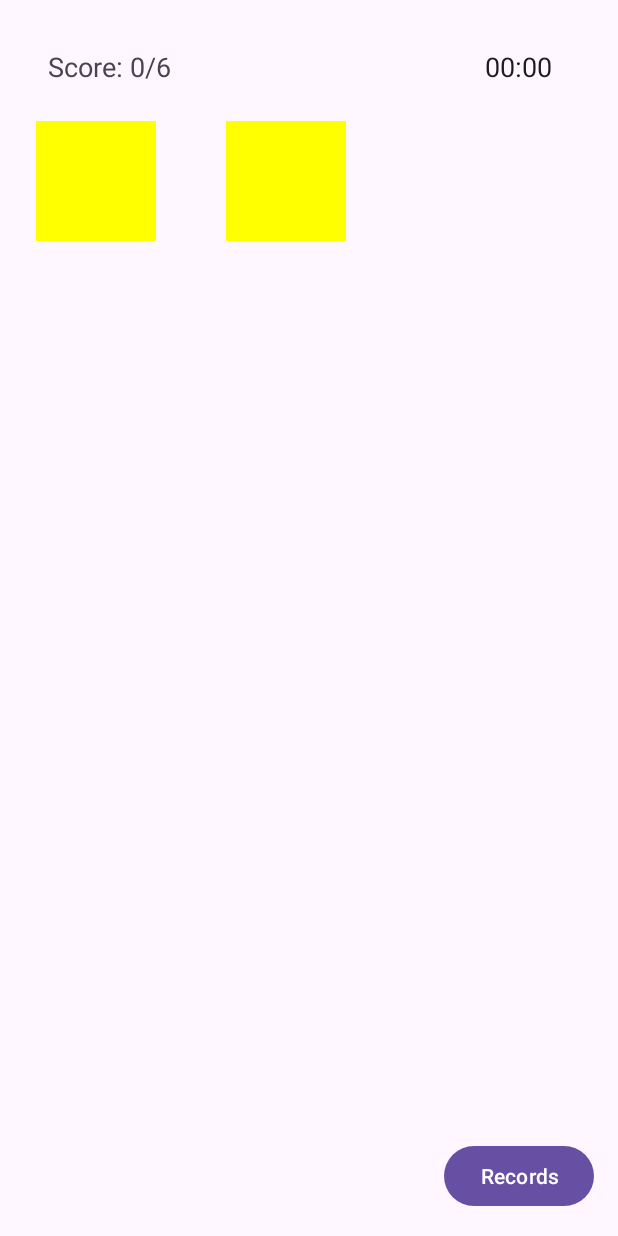
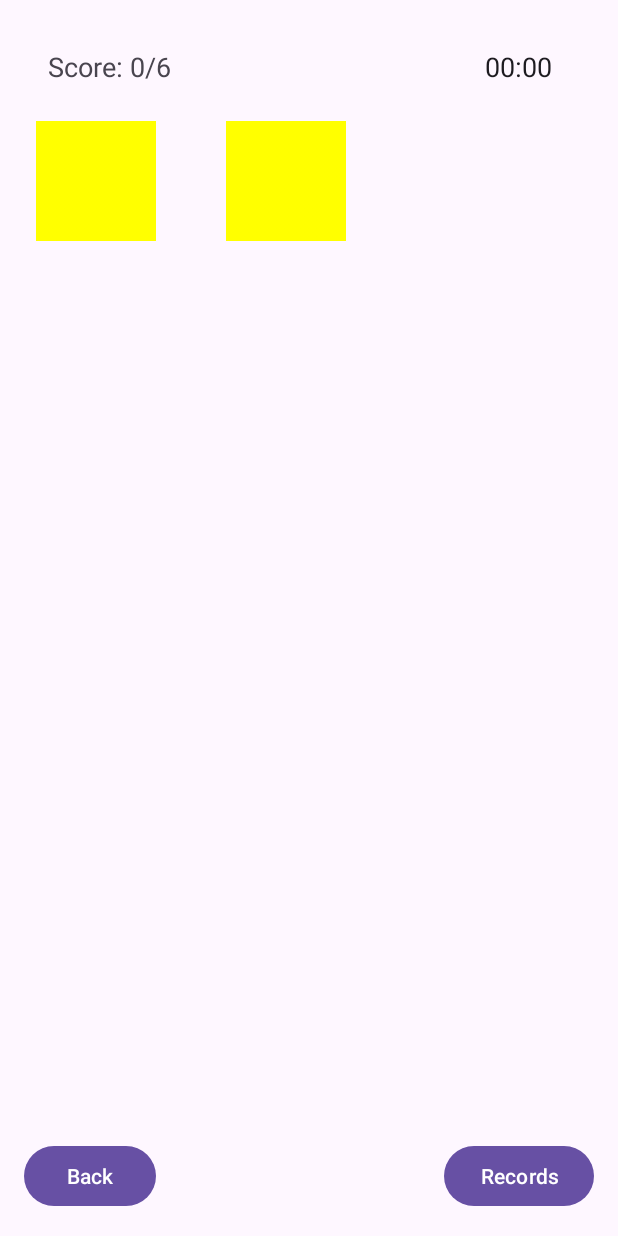
Before and after one commit to charmainethq/Team6_Android_CA, an Android app: the screen it shows after launch (GameActivity), on a phone screen of 412 x 824 dp. Run offline under Robolectric (Android 15) with nearby library versions, the phone set to English and light mode, and no system bars; 2 statements that could not run were skipped.

Commit message:
change back button onClick

```diff
--- a/app/src/main/java/com/iss/GameActivity.java
+++ b/app/src/main/java/com/iss/GameActivity.java
@@ -67,6 +67,14 @@ public class GameActivity extends AppCompatActivity implements View.OnClickListe
 
         SaveScore = new File(getExternalFilesDir(Environment.DIRECTORY_PICTURES) + "/" + "won_time" + ".txt");
 
+        Button btnBack = findViewById(R.id.btnBack);
+        btnBack.setOnClickListener(new View.OnClickListener() {
+            @Override
+            public void onClick(View view) {
+                Intent myIntent = new Intent(GameActivity.this, MainActivity.class);
+                GameActivity.this.startActivity(myIntent);
+            }
+        });
     }
 
     @Override
--- a/app/src/main/java/com/iss/ResultActivity.java
+++ b/app/src/main/java/com/iss/ResultActivity.java
@@ -56,9 +56,7 @@ public class ResultActivity extends AppCompatActivity implements View.OnClickLis
         int id = v.getId();
 
         if (id == R.id.btnBack) {
-            // btn1 clicked
-            Intent intent = new Intent(this, GameActivity.class);
-            startActivity(intent);
+            onBackPressed();
         }
 
         if (id == R.id.btnClear) {
--- a/app/src/main/res/layout/activity_game.xml
+++ b/app/src/main/res/layout/activity_game.xml
@@ -51,4 +51,12 @@
         app:layout_constraintBottom_toBottomOf="parent"
         />
 
+    <Button
+        android:id="@+id/btnBack"
+        android:layout_width="wrap_content"
+        android:layout_height="wrap_content"
+        app:layout_constraintBottom_toBottomOf="parent"
+        app:layout_constraintLeft_toLeftOf="parent"
+        android:text="Back"/>
+
 </androidx.constraintlayout.widget.ConstraintLayout>
```
